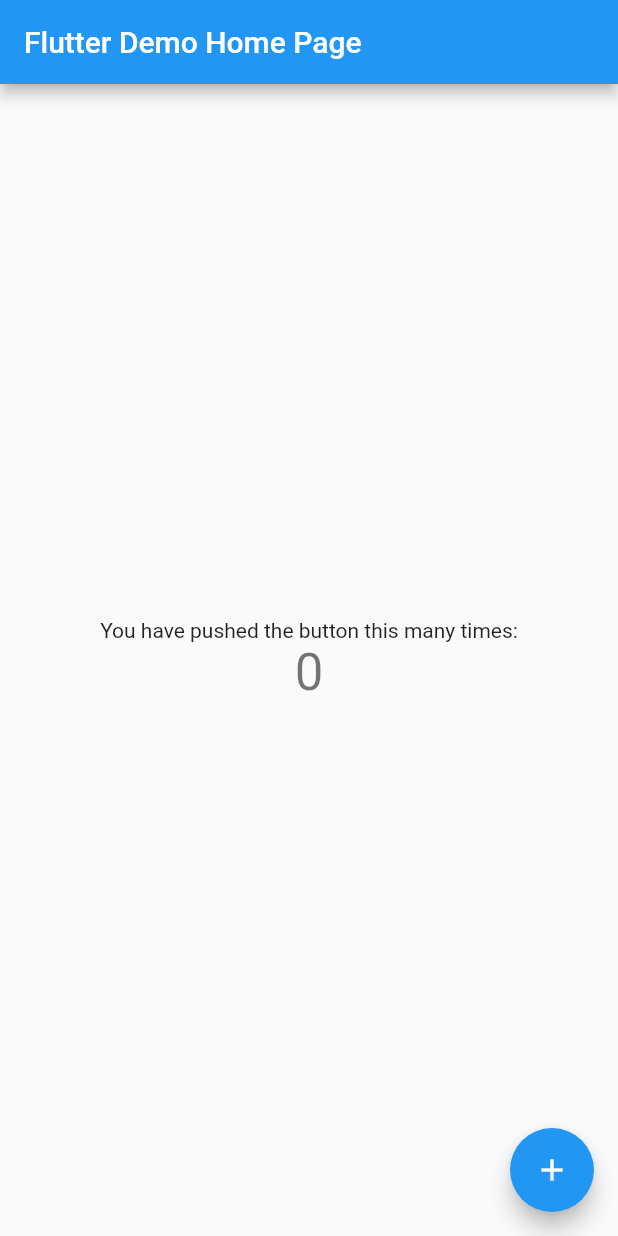
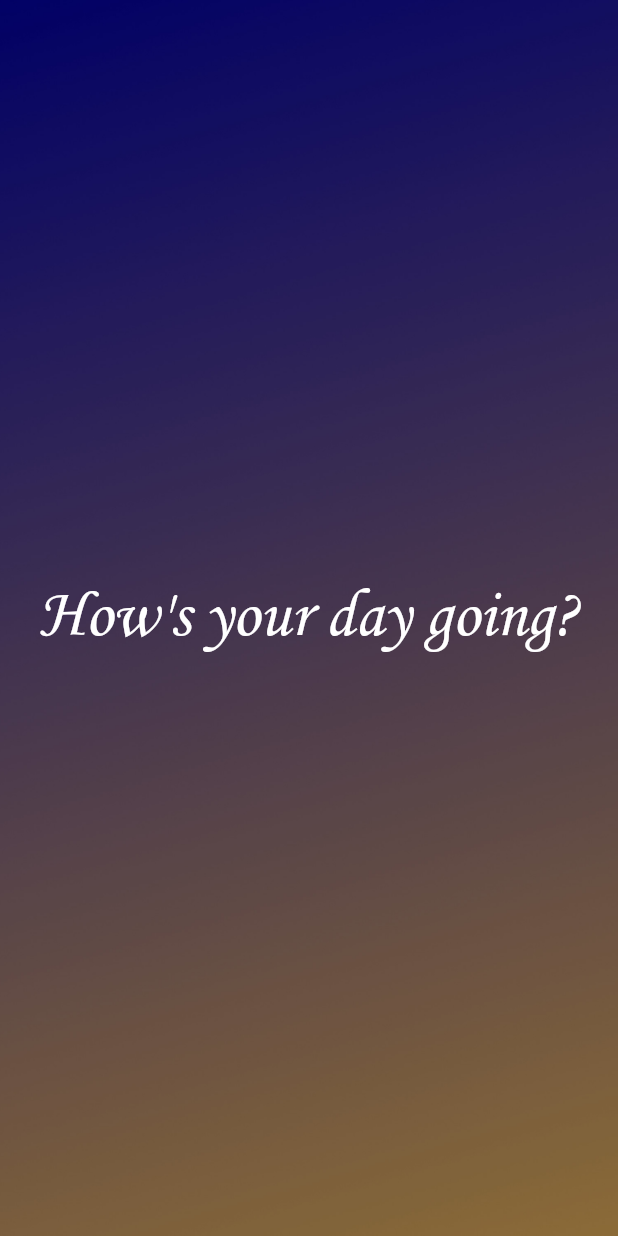
Before and after one commit to alexstjean808/MusicMe2021, a Flutter app: the screen it shows after launch, on a phone screen of 412 x 824 dp. Run offline on Flutter 3.47's test engine with Material 2 defaults, Android fonts, the phone set to English and light mode, and no system bars; our stand-ins replace dartz, equatable.

Commit message:
Implementing Project stucture
these changes implements the the clean app archetecture guidelines for our flutter application project. More still needs to be filled in for the backend of the application.

```diff
--- /dev/null
+++ b/musicme/lib/features/music_app/core/usecases/usecase.dart
@@ -0,0 +1,6 @@
+import 'package:dartz/dartz.dart';
+import 'package:musicme/features/music_app/core/errors/failures..dart';
+
+abstract class UseCase<Type, Params> {
+  Future<Either<Failure, Type>> call(Params params);
+}
--- /dev/null
+++ b/musicme/lib/features/music_app/presentation/pages/homepage.dart
@@ -0,0 +1,66 @@
+import 'package:flutter/material.dart';
+import 'dart:developer' as dev;
+
+class MusicMeApp extends StatelessWidget {
+  @override
+  Widget build(BuildContext context) {
+    return MaterialApp(
+      home: Scaffold(
+        body: Container(
+          decoration: BoxDecoration(
+            image: DecorationImage(
+              image: AssetImage("assets/images/MobileAppLayout.jpg"),
+              fit: BoxFit.cover,
+            ),
+          ),
+          child: Column(
+            children: [
+              WelcomeMessage(),
+              UserMoodTextField(),
+              MusicPlayButton(),
+            ],
+            mainAxisAlignment: MainAxisAlignment.center,
+          ),
+        ),
+      ),
+    );
+  }
+}
+
+class WelcomeMessage extends StatelessWidget {
+  @override
+  Widget build(BuildContext context) {
+    return Align(
+      child: Text(
+        "How's your day going?",
+        style: TextStyle(
+            fontFamily: "Monotype-Corsiva", fontSize: 45, color: Colors.white),
+        textAlign: TextAlign.center,
+      ),
+    );
+  }
+}
+
+class UserMoodTextField extends StatefulWidget {
+  @override
+  _UserMoodTextFieldState createState() => _UserMoodTextFieldState();
+}
+
+class _UserMoodTextFieldState extends State<UserMoodTextField> {
+  @override
+  Widget build(BuildContext context) {
+    return Container();
+  }
+}
+
+class MusicPlayButton extends StatefulWidget {
+  @override
+  _MusicPlayButtonState createState() => _MusicPlayButtonState();
+}
+
+class _MusicPlayButtonState extends State<MusicPlayButton> {
+  @override
+  Widget build(BuildContext context) {
+    return Container();
+  }
+}
--- a/musicme/lib/main.dart
+++ b/musicme/lib/main.dart
@@ -1,117 +1,6 @@
 import 'package:flutter/material.dart';
+import 'features/music_app/presentation/pages/homepage.dart';
 
 void main() {
-  runApp(MyApp());
+  runApp(MusicMeApp());
 }
-
-class MyApp extends StatelessWidget {
-  // This widget is the root of your application.
-  @override
-  Widget build(BuildContext context) {
-    return MaterialApp(
-      title: 'Flutter Demo',
-      theme: ThemeData(
-        // This is the theme of your application.
-        //
-        // Try running your application with "flutter run". You'll see the
-        // application has a blue toolbar. Then, without quitting the app, try
-        // changing the primarySwatch below to Colors.green and then invoke
-        // "hot reload" (press "r" in the console where you ran "flutter run",
-        // or simply save your changes to "hot reload" in a Flutter IDE).
-        // Notice that the counter didn't reset back to zero; the application
-        // is not restarted.
-        primarySwatch: Colors.blue,
-        // This makes the visual density adapt to the platform that you run
-        // the app on. For desktop platforms, the controls will be smaller and
-        // closer together (more dense) than on mobile platforms.
-        visualDensity: VisualDensity.adaptivePlatformDensity,
-      ),
-      home: MyHomePage(title: 'Flutter Demo Home Page'),
-    );
-  }
-}
-
-class MyHomePage extends StatefulWidget {
-  MyHomePage({Key key, this.title}) : super(key: key);
-
-  // This widget is the home page of your application. It is stateful, meaning
-  // that it has a State object (defined below) that contains fields that affect
-  // how it looks.
-
-  // This class is the configuration for the state. It holds the values (in this
-  // case the title) provided by the parent (in this case the App widget) and
-  // used by the build method of the State. Fields in a Widget subclass are
-  // always marked "final".
-
-  final String title;
-
-  @override
-  _MyHomePageState createState() => _MyHomePageState();
-}
-
-class _MyHomePageState extends State<MyHomePage> {
-  int _counter = 0;
-
-  void _incrementCounter() {
-    setState(() {
-      // This call to setState tells the Flutter framework that something has
-      // changed in this State, which causes it to rerun the build method below
-      // so that the display can reflect the updated values. If we changed
-      // _counter without calling setState(), then the build method would not be
-      // called again, and so nothing would appear to happen.
-      _counter++;
-    });
-  }
-
-  @override
-  Widget build(BuildContext context) {
-    // This method is rerun every time setState is called, for instance as done
-    // by the _incrementCounter method above.
-    //
-    // The Flutter framework has been optimized to make rerunning build methods
-    // fast, so that you can just rebuild anything that needs updating rather
-    // than having to individually change instances of widgets.
-    return Scaffold(
-      appBar: AppBar(
-        // Here we take the value from the MyHomePage object that was created by
-        // the App.build method, and use it to set our appbar title.
-        title: Text(widget.title),
-      ),
-      body: Center(
-        // Center is a layout widget. It takes a single child and positions it
-        // in the middle of the parent.
-        child: Column(
-          // Column is also a layout widget. It takes a list of children and
-          // arranges them vertically. By default, it sizes itself to fit its
-          // children horizontally, and tries to be as tall as its parent.
-          //
-          // Invoke "debug painting" (press "p" in the console, choose the
-          // "Toggle Debug Paint" action from the Flutter Inspector in Android
-          // Studio, or the "Toggle Debug Paint" command in Visual Studio Code)
-          // to see the wireframe for each widget.
-          //
-          // Column has various properties to control how it sizes itself and
-          // how it positions its children. Here we use mainAxisAlignment to
-          // center the children vertically; the main axis here is the vertical
-          // axis because Columns are vertical (the cross axis would be
-          // horizontal).
-          mainAxisAlignment: MainAxisAlignment.center,
-          children: <Widget>[
-            Text(
-              'You have pushed the button this many times:',
-            ),
-            Text(
-              '$_counter',
-              style: Theme.of(context).textTheme.headline4,
-            ),
-          ],
-        ),
-      ),
-      floatingActionButton: FloatingActionButton(
-        onPressed: _incrementCounter,
-        tooltip: 'Increment',
-        child: Icon(Icons.add),
-      ), // This trailing comma makes auto-formatting nicer for build methods.
-    );
-  }
-}
--- /dev/null
+++ b/musicme/lib/musicInfo.json
@@ -0,0 +1,4 @@
+{
+    "id" : "6q9IP7wbfpocUiOEGvQqCZ",
+    "name" : "I'll Never Smile Again"
+}
```
Also changed, not shown: musicme/lib/features/music_app/core/errors/failures..dart (added, +8 -0 lines), musicme/lib/features/music_app/domain/entities/song_data.dart (added, +15 -0 lines), musicme/lib/features/music_app/domain/repositories/song_data_repository.dart (added, +10 -0 lines), musicme/lib/features/music_app/domain/usecases/get_song_data.dart (added, +29 -0 lines), musicme/pubspec.yaml (+12 -41 lines), musicme/assets/fonts/MTCORSVA.TTF (added), musicme/assets/images/MobileAppLayout.jpg (added), 2 other files.
